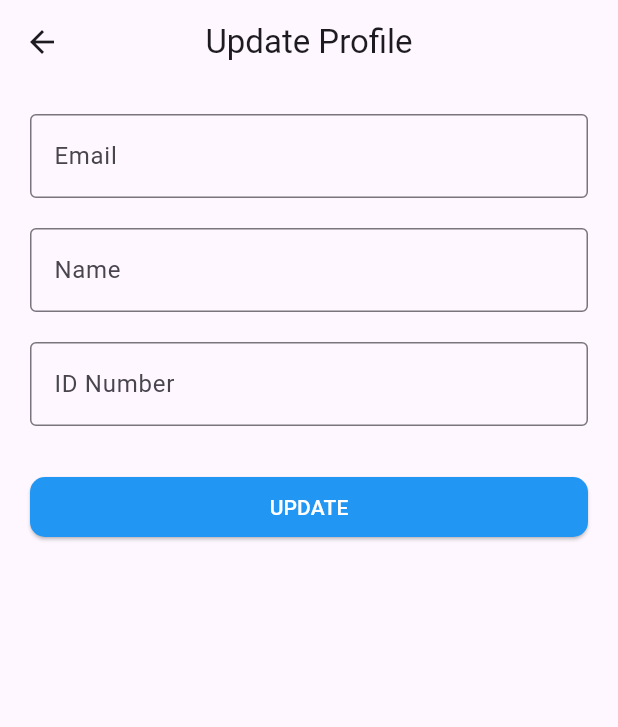
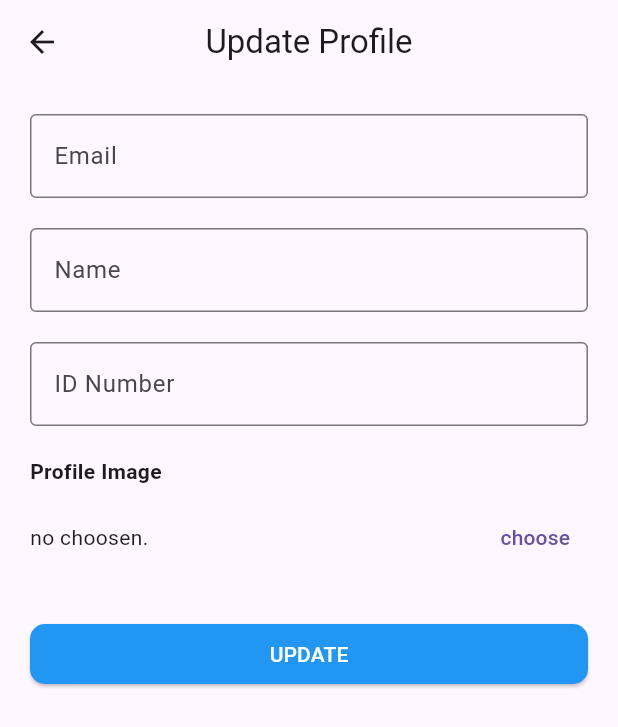
Before and after one commit to rakafebriansy/presence-app, a Flutter app: the ProfileView screen opened by its route, after a tap on "Update Profile", on a phone screen of 412 x 824 dp. Shown: the top 727 px of the screen. Run offline on Flutter 3.47's test engine with Material 3 defaults, Android fonts, the phone set to English and light mode, and no system bars; our stand-ins replace cloud_firestore, firebase_auth, firebase_core, flutter_dotenv, get; missing offline and left inert: firebase_app_check; accounts and stored records are empty; network calls fail.

Commit message:
feat: profile image handler

```diff
--- a/lib/app/modules/profile/controllers/profile_controller.dart
+++ b/lib/app/modules/profile/controllers/profile_controller.dart
@@ -6,7 +6,7 @@ import 'package:presence_app/app/routes/app_pages.dart';
 class ProfileController extends GetxController {
   RxBool isLoading = false.obs;
 
-  Stream<DocumentSnapshot<Map<String, dynamic>>> watchingUsers() async* {
+  Stream<DocumentSnapshot<Map<String, dynamic>>> watchingUser() async* {
     String uid = FirebaseAuth.instance.currentUser!.uid;
     yield* FirebaseFirestore.instance.collection('employees').doc(uid).snapshots();
   }
--- a/lib/app/modules/profile/views/profile_view.dart
+++ b/lib/app/modules/profile/views/profile_view.dart
@@ -16,7 +16,7 @@ class ProfileView extends GetView<ProfileController> {
           centerTitle: true,
         ),
         body: StreamBuilder<DocumentSnapshot<Map<String, dynamic>>>(
-            stream: controller.watchingUsers(),
+            stream: controller.watchingUser(),
             builder: (context, snapshot) {
               if (snapshot.connectionState == ConnectionState.waiting) {
                 return Center(
@@ -26,6 +26,8 @@ class ProfileView extends GetView<ProfileController> {
               if (snapshot.hasData) {
                 Map<String, dynamic>? user = snapshot.data!.data();
                 if (user != null) {
+                  String defaultImage =
+                      'https://ui-avatars.com/api/?name=${user['name']}';
                   return ListView(
                     padding: EdgeInsets.all(20),
                     children: [
@@ -37,7 +39,9 @@ class ProfileView extends GetView<ProfileController> {
                               width: 100,
                               height: 100,
                               child: Image.network(
-                                'https://ui-avatars.com/api/?name=${user['name']}',
+                                user['image'] != null && user['image'] != ''
+                                    ? user['image']
+                                    : defaultImage,
                                 fit: BoxFit.cover,
                               ),
                             ),
--- a/lib/app/modules/update_profile/controllers/update_profile_controller.dart
+++ b/lib/app/modules/update_profile/controllers/update_profile_controller.dart
@@ -11,6 +11,7 @@ class UpdateProfileController extends GetxController with ErrorBags {
   late TextEditingController nameC;
   late TextEditingController emailC;
   late TextEditingController identificationNumberC;
+  String? image;
 
   @override
   void checkFormValidity() {
@@ -86,6 +87,7 @@ class UpdateProfileController extends GetxController with ErrorBags {
         this.nameC.text = data['name'];
         this.emailC.text = data['email'];
         this.identificationNumberC.text = data['identification_number'];
+        this.image = data['image'] ?? null;
         return;
       }
     }
--- a/lib/app/modules/update_profile/views/update_profile_view.dart
+++ b/lib/app/modules/update_profile/views/update_profile_view.dart
@@ -42,6 +42,25 @@ class UpdateProfileView extends GetView<UpdateProfileController> {
                   labelText: 'ID Number', border: OutlineInputBorder()),
             ),
             SizedBox(
+              height: 20,
+            ),
+            Text(
+              'Profile Image',
+              style: TextStyle(fontWeight: FontWeight.bold),
+            ),
+            SizedBox(
+              height: 10,
+            ),
+            Row(
+              mainAxisAlignment: MainAxisAlignment.spaceBetween,
+              children: [
+                controller.image != null
+                    ? Text('Profile')
+                    : Text('no choosen.'),
+                TextButton(onPressed: () {}, child: Text('choose'))
+              ],
+            ),
+            SizedBox(
               height: 30,
             ),
             Obx(
```
